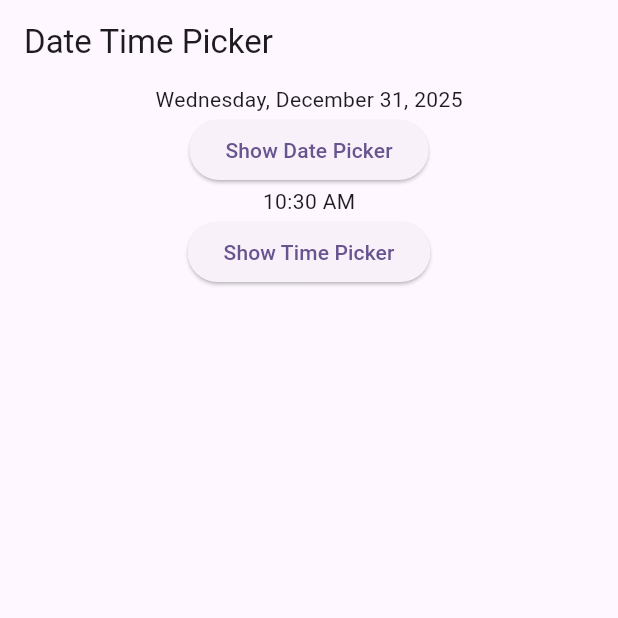
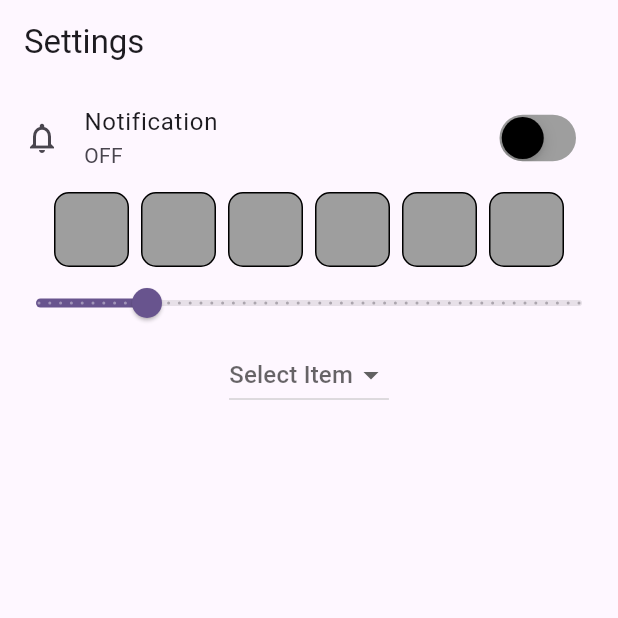
Before and after one commit to AbRehman536/mohib_frontend, a Flutter app: the screen it shows after launch, on a phone screen of 412 x 824 dp, the top half of it. Run offline on Flutter 3.47's test engine with Material 3 defaults, Android fonts, the phone set to English and light mode, and no system bars; drawn by our look-alikes of pinput; our stand-ins replace smooth_page_indicator.

Commit message:
Settings Done

```diff
--- a/lib/main.dart
+++ b/lib/main.dart
@@ -13,6 +13,7 @@ import 'package:mohib_frontend/multi_selection.dart';
 import 'package:mohib_frontend/nested_row_column.dart';
 import 'package:mohib_frontend/pageview.dart';
 import 'package:mohib_frontend/row_column.dart';
+import 'package:mohib_frontend/settings.dart';
 import 'package:mohib_frontend/single_selection.dart';
 import 'package:mohib_frontend/tab_bar.dart';
 
@@ -49,7 +50,7 @@ class MyApp extends StatelessWidget {
         // tested with just a hot reload.
         colorScheme: ColorScheme.fromSeed(seedColor: Colors.deepPurple),
       ),
-      home: DateTimePickerDemo(),
+      home: Settings(),
     );
   }
 }
--- /dev/null
+++ b/lib/settings.dart
@@ -0,0 +1,85 @@
+import 'package:flutter/cupertino.dart';
+import 'package:flutter/material.dart';
+import 'package:pinput/pinput.dart';
+
+class Settings extends StatefulWidget {
+  const Settings({super.key});
+
+  @override
+  State<Settings> createState() => _SettingsState();
+}
+
+class _SettingsState extends State<Settings> {
+  bool isSwitchON = false;
+  double selectedValue = 20;
+  List<String> itemList = ["Flutter", "Web" , "UI/UX"];
+  String? selectedItem;
+  @override
+  Widget build(BuildContext context) {
+    return Scaffold(
+      appBar: AppBar(
+        title: Text("Settings"),
+      ),
+      body: Column(children: [
+        ListTile(
+          leading: Icon(isSwitchON ? Icons.notification_add : Icons.notifications_none),
+          title: Text("Notification"),
+          subtitle: Text(isSwitchON ? "ON" : "OFF"),
+          trailing: CupertinoSwitch(
+              activeColor: Colors.green,
+              inactiveTrackColor: Colors.grey,
+              thumbColor: Colors.black,
+              value: isSwitchON,
+              onChanged: (val){
+                setState(() {
+                  isSwitchON = val;
+                });
+              }),
+        ),
+        Pinput(
+          length: 6,
+          showCursor: true,
+          onCompleted: (value){
+            print(value);
+          },
+          defaultPinTheme: PinTheme(
+            width: 50, height: 50,
+            decoration: BoxDecoration(
+              color: Colors.grey,
+              borderRadius: BorderRadius.circular(10),
+              border: Border.all(color: Colors.black)
+            ),
+            textStyle: TextStyle(
+              fontSize: 20, fontWeight: FontWeight.w900,
+              color: Colors.white
+            )
+          ),
+        ),
+        Slider(
+            value: selectedValue,
+            min: 0, max: 100,
+            divisions: 50,
+            label: selectedValue.round().toString(),
+            onChanged: (value){
+              setState(() {
+                selectedValue = value;
+              });
+            }),
+        DropdownButton(
+          hint: Text("Select Item"),
+            value: selectedItem,
+            items: itemList.map((e){
+              return DropdownMenuItem(
+                value: e,
+                  child: Text(e.toString()));
+            }).toList(),
+            onChanged: (val){
+            setState(() {
+              selectedItem = val;
+            });
+            })
+
+      ],),
+    );
+  }
+}
--- a/pubspec.yaml
+++ b/pubspec.yaml
@@ -36,6 +36,7 @@ dependencies:
   cupertino_icons: ^1.0.8
   smooth_page_indicator: ^2.0.1
   intl: ^0.20.2
+  pinput: ^6.0.1
 
 dev_dependencies:
   flutter_test:
```
Also changed, not shown: pubspec.lock.
